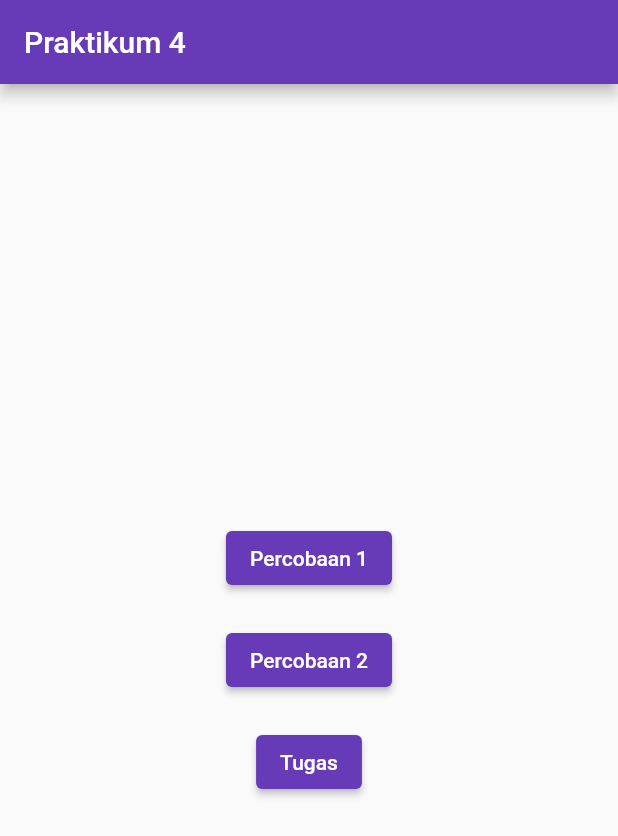
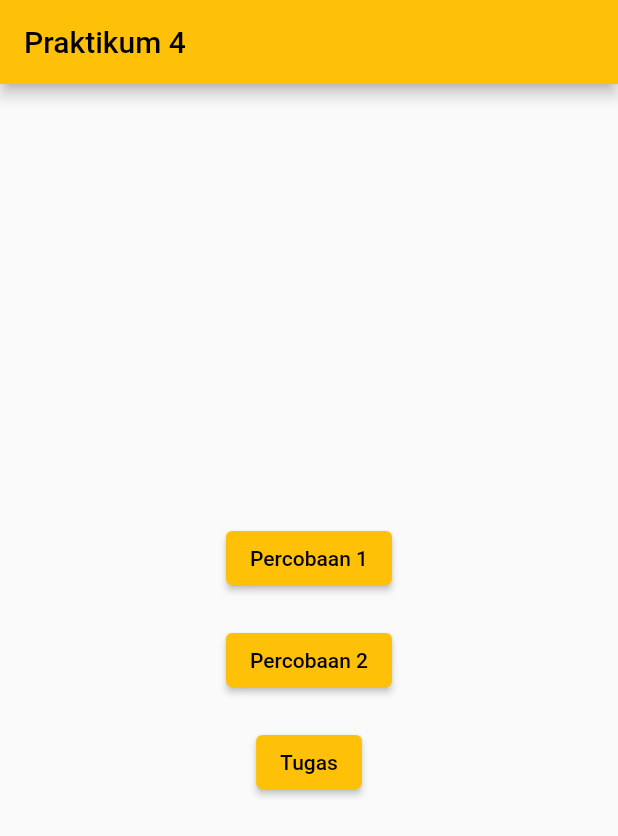
Before and after one commit to adhikasyafrina/Workshop-Mobile, a Flutter app: the screen it shows after launch, on a phone screen of 412 x 824 dp. Shown: the top 836 px of the screen. Run offline on Flutter 3.47's test engine with Material 2 defaults, Android fonts, the phone set to English and light mode, and no system bars.

Commit message:
image update

```diff
--- a/Minggu4/praktikum_4/lib/main.dart
+++ b/Minggu4/praktikum_4/lib/main.dart
@@ -19,7 +19,7 @@ class MyApp extends StatelessWidget {
       child: MaterialApp(
         title: 'Pemrograman Mobile',
         theme: ThemeData(
-          primarySwatch: Colors.deepPurple,
+          primarySwatch: Colors.amber,
         ),
         home: const MyHomePage(title: 'Praktikum 4'),
       ),
```
